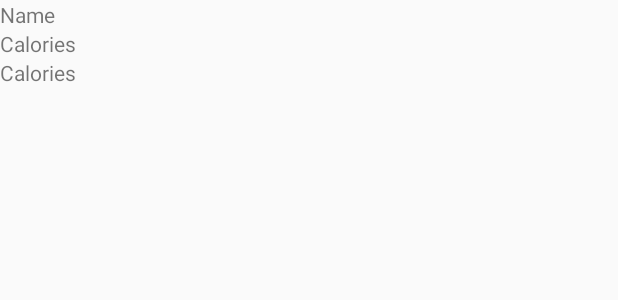
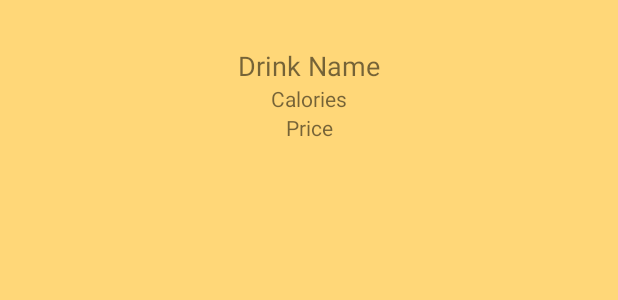
Before and after one commit to pravinkandala/PoPnBooze, an Android app: the layout listview_item.xml on its own in the app's theme, with its tools: preview values and no code run, on a phone screen of 412 x 824 dp. Shown: the top 300 px of the screen. Run offline under Robolectric (Android 15) with nearby library versions, the phone set to English and light mode, and no system bars.

Commit message:
before clean

```diff
--- a/app/src/main/res/layout/listview_item.xml
+++ b/app/src/main/res/layout/listview_item.xml
@@ -1,53 +1,49 @@
 <?xml version="1.0" encoding="utf-8"?>
 <RelativeLayout xmlns:android="http://schemas.android.com/apk/res/android"
     android:layout_width="fill_parent"
-    android:layout_height="fill_parent" >
-
-    <TextView
-        android:id="@+id/nameLabel"
-        android:layout_width="wrap_content"
-        android:layout_height="wrap_content"
-        android:text="Name" />
+    android:layout_height="fill_parent"
+    android:background="#ffd778">
 
     <TextView
         android:id="@+id/nameTV"
         android:layout_width="wrap_content"
         android:layout_height="wrap_content"
-        android:layout_toRightOf="@+id/nameLabel" />
-
-    <TextView
-        android:id="@+id/priceLabel"
-        android:layout_width="wrap_content"
-        android:layout_height="wrap_content"
-        android:layout_below="@+id/nameLabel"
-        android:text="Calories" />
+        android:text="Drink Name"
+        android:textSize="18dp"
+        android:layout_below="@+id/pic"
+        android:layout_marginTop="23dp"
+        android:layout_alignParentStart="true"
+        android:layout_alignParentEnd="true"
+        android:textAlignment="center" />
 
     <TextView
         android:id="@+id/costTV"
         android:layout_width="wrap_content"
         android:layout_height="wrap_content"
-        android:layout_below="@+id/nameTV"
-        android:layout_toRightOf="@+id/priceLabel" />
-
-    <TextView
-        android:id="@+id/caloriesLabel"
-        android:layout_width="wrap_content"
-        android:layout_height="wrap_content"
-        android:layout_below="@+id/priceLabel"
-        android:text="Calories" />
+        android:text="Price"
+        android:layout_below="@+id/caloriesTV"
+        android:layout_alignParentStart="true"
+        android:layout_alignParentEnd="true"
+        android:textAlignment="center"
+        android:layout_marginBottom="5dp" />
 
     <TextView
         android:id="@+id/caloriesTV"
         android:layout_width="wrap_content"
         android:layout_height="wrap_content"
-        android:layout_below="@+id/costTV"
-        android:layout_toRightOf="@+id/caloriesLabel" />
+        android:text="Calories"
+        android:layout_below="@+id/nameTV"
+        android:layout_alignParentStart="true"
+        android:layout_alignParentEnd="true"
+        android:textAlignment="center" />
 
     <ImageView
         android:id="@+id/pic"
         android:layout_width="wrap_content"
         android:layout_height="wrap_content"
-        android:layout_alignParentRight="true"
-        android:padding="1dp" />
+        android:padding="1dp"
+        android:layout_alignParentTop="true"
+        android:layout_centerHorizontal="true"
+        android:layout_marginTop="5dp" />
 
 </RelativeLayout>
```
Also changed, not shown: app/src/main/java/edu/niu/cs/z1761257/popnbooze/ListViewAdapter.java (+19 -14 lines), app/src/main/res/anim/bottle_fall.xml (added, +8 -0 lines), app/src/main/res/layout/activity_main.xml (+39 -8 lines).
